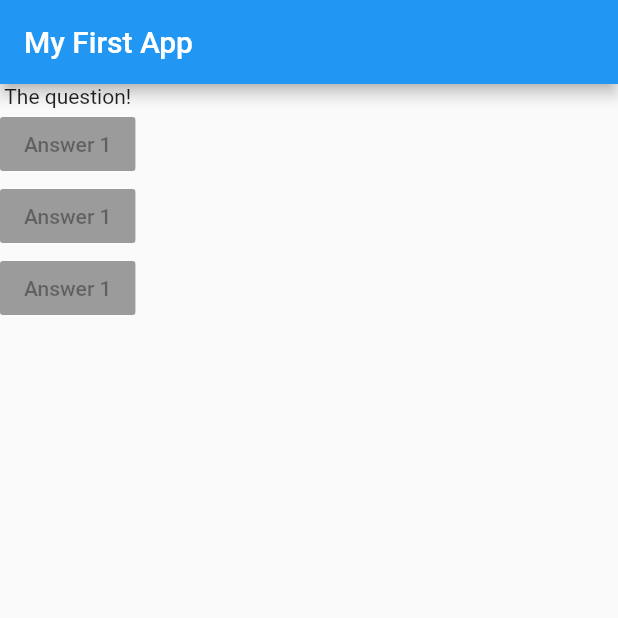
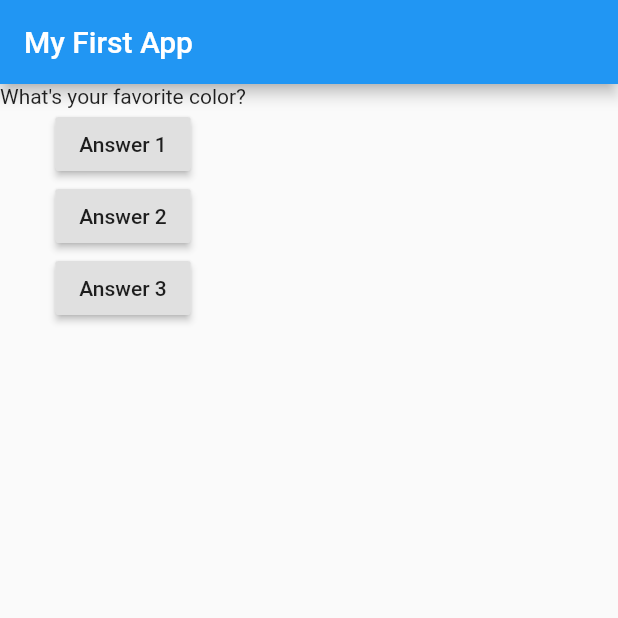
Before and after one commit to shalithadeshan/Flutter_Learning, a Flutter app: the screen it shows after launch, on a phone screen of 412 x 824 dp, the top half of it. Run offline on Flutter 3.47's test engine with Material 2 defaults, Android fonts, the phone set to English and light mode, and no system bars.

```diff
--- a/flutter_basic/lib/main.dart
+++ b/flutter_basic/lib/main.dart
@@ -6,7 +6,24 @@ import 'package:flutter/material.dart';
 
 void main() => runApp(MyApp());
 
-class MyApp extends StatelessWidget {
+class MyApp extends StatefulWidget {
+  @override
+  State<StatefulWidget> createState() {
+    return MyAppState();
+  }
+}
+
+class MyAppState extends State<MyApp> {
+  var questionIndex = 0;
+
+  void answerQuestion() {
+    setState(() {
+      questionIndex = questionIndex + 1;
+    });
+
+    print(questionIndex);
+  }
+
   Widget build(BuildContext context) {
     var questions = [
       'What\'s your favorite color?',
@@ -19,18 +36,23 @@ class MyApp extends StatelessWidget {
         ),
         body: Column(
           children: <Widget>[
-            Text('The question!'),
-            RaisedButton(
-              child: Text('Answer 1'),
-              onPressed: null,
+            Text(
+              questions[questionIndex],
             ),
             RaisedButton(
               child: Text('Answer 1'),
-              onPressed: null,
+              onPressed: answerQuestion,
             ),
             RaisedButton(
-              child: Text('Answer 1'),
-              onPressed: null,
+              child: Text('Answer 2'),
+              onPressed: () => print('Answer 2 Chosen'),
+            ),
+            RaisedButton(
+              child: Text('Answer 3'),
+              onPressed: () {
+                // ...
+                print('Answer 2 chosen');
+              },
             ),
           ],
         ), // <why we use 'Widget' array holds list of widgets here>
```
